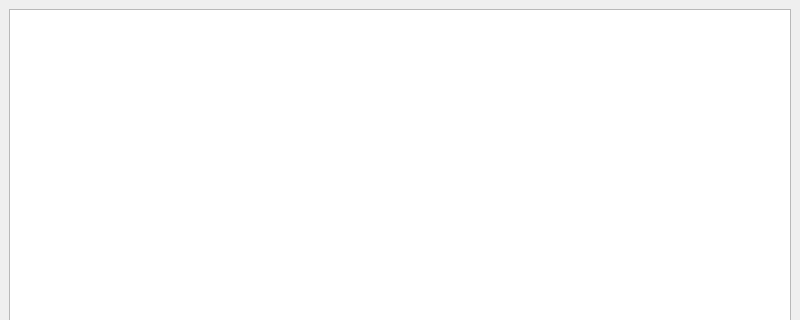
Old version of the form OTModules/wmapselection.ui in the repository pietr26/OMSI-Tools; both pictures show x 0 to 800 and y 0 to 320 of the 800 by 600 pixel window.
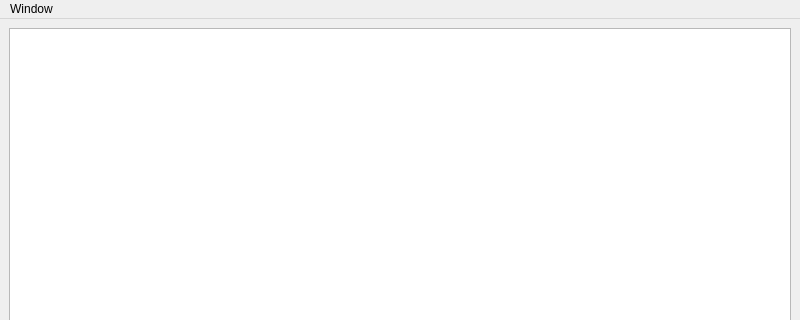
New version of the form. Icons and pictures are not drawn.

Patch:
```diff
--- a/OTModules/wmapselection.ui
+++ b/OTModules/wmapselection.ui
@@ -74,9 +74,16 @@
      <x>0</x>
      <y>0</y>
      <width>800</width>
-     <height>21</height>
+     <height>25</height>
     </rect>
    </property>
+   <widget class="QMenu" name="menuWindow">
+    <property name="title">
+     <string>Window</string>
+    </property>
+    <addaction name="actionClose"/>
+   </widget>
+   <addaction name="menuWindow"/>
   </widget>
   <widget class="QStatusBar" name="statusbar"/>
  </widget>
```
Left out of the diff: 18 changed lines with no effect on the pictures.
